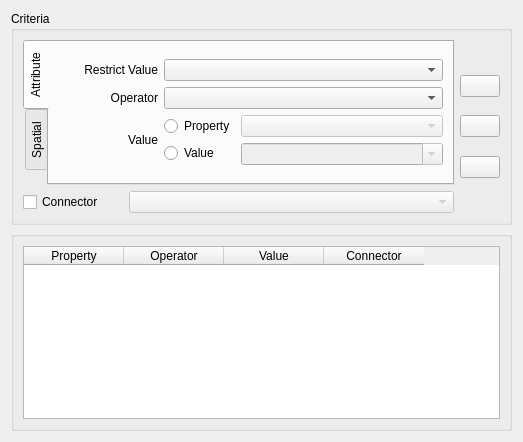
Old version of the form src/terralib/qt/widgets/query/ui/WhereClauseWidgetForm.ui in the repository claudiobogossian/terralib5.
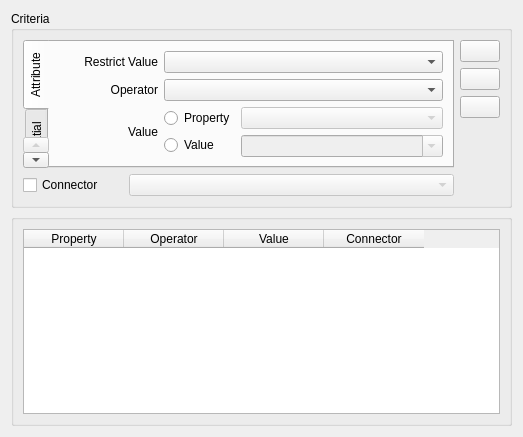
New version of the form.

The edit to the form file:
```diff
--- a/src/terralib/qt/widgets/query/ui/WhereClauseWidgetForm.ui
+++ b/src/terralib/qt/widgets/query/ui/WhereClauseWidgetForm.ui
@@ -7,7 +7,7 @@
     <x>0</x>
     <y>0</y>
     <width>516</width>
-    <height>442</height>
+    <height>437</height>
    </rect>
   </property>
   <property name="windowTitle">
@@ -352,46 +352,20 @@
           <item row="0" column="1">
            <layout class="QGridLayout" name="gridLayout_14">
             <item row="0" column="0">
-             <spacer name="verticalSpacer">
-              <property name="orientation">
-               <enum>Qt::Vertical</enum>
-              </property>
-              <property name="sizeHint" stdset="0">
-               <size>
-                <width>20</width>
-                <height>40</height>
-               </size>
-              </property>
-             </spacer>
-            </item>
-            <item row="1" column="0">
              <widget class="QPushButton" name="m_addWhereClausePushButton">
               <property name="text">
                <string/>
               </property>
              </widget>
             </item>
-            <item row="2" column="0">
-             <spacer name="verticalSpacer_3">
-              <property name="orientation">
-               <enum>Qt::Vertical</enum>
-              </property>
-              <property name="sizeHint" stdset="0">
-               <size>
-                <width>20</width>
-                <height>17</height>
-               </size>
-              </property>
-             </spacer>
-            </item>
-            <item row="3" column="0">
+            <item row="1" column="0">
              <widget class="QPushButton" name="m_removeWhereClausePushButton">
               <property name="text">
                <string/>
               </property>
              </widget>
             </item>
-            <item row="6" column="0">
+            <item row="3" column="0">
              <spacer name="verticalSpacer_2">
               <property name="orientation">
                <enum>Qt::Vertical</enum>
@@ -404,26 +378,13 @@
               </property>
              </spacer>
             </item>
-            <item row="5" column="0">
+            <item row="2" column="0">
              <widget class="QPushButton" name="m_clearAllPushButton">
               <property name="text">
                <string/>
               </property>
              </widget>
             </item>
-            <item row="4" column="0">
-             <spacer name="verticalSpacer_4">
-              <property name="orientation">
-               <enum>Qt::Vertical</enum>
-              </property>
-              <property name="sizeHint" stdset="0">
-               <size>
-                <width>20</width>
-                <height>17</height>
-               </size>
-              </property>
-             </spacer>
-            </item>
            </layout>
           </item>
          </layout>
```
